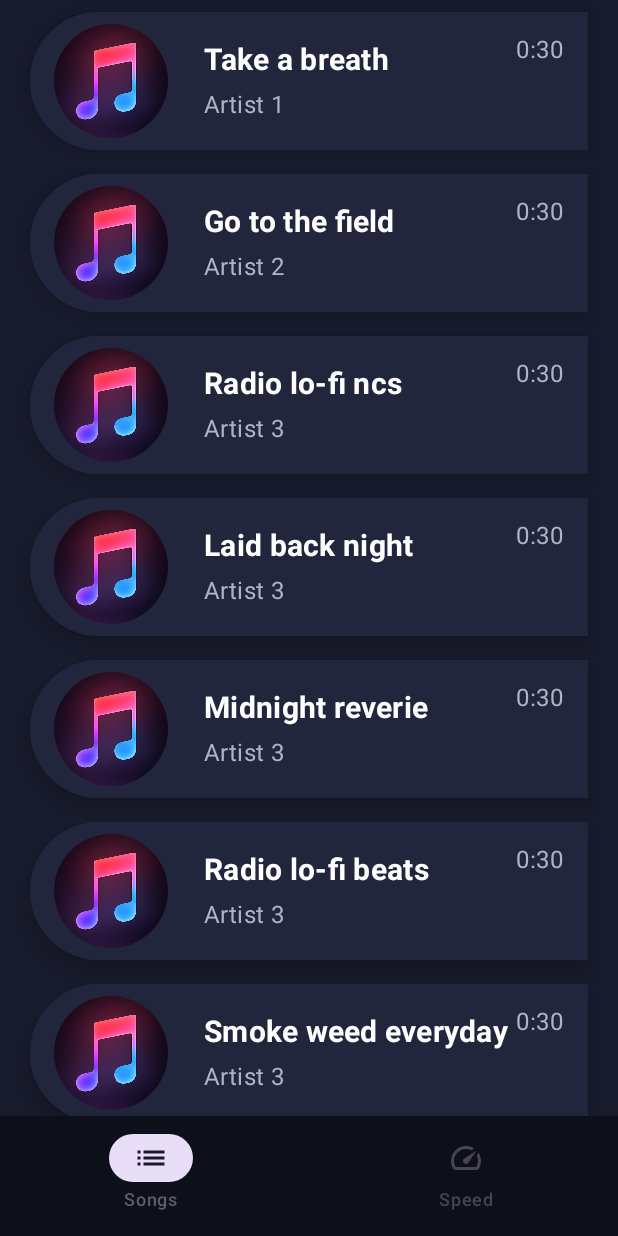
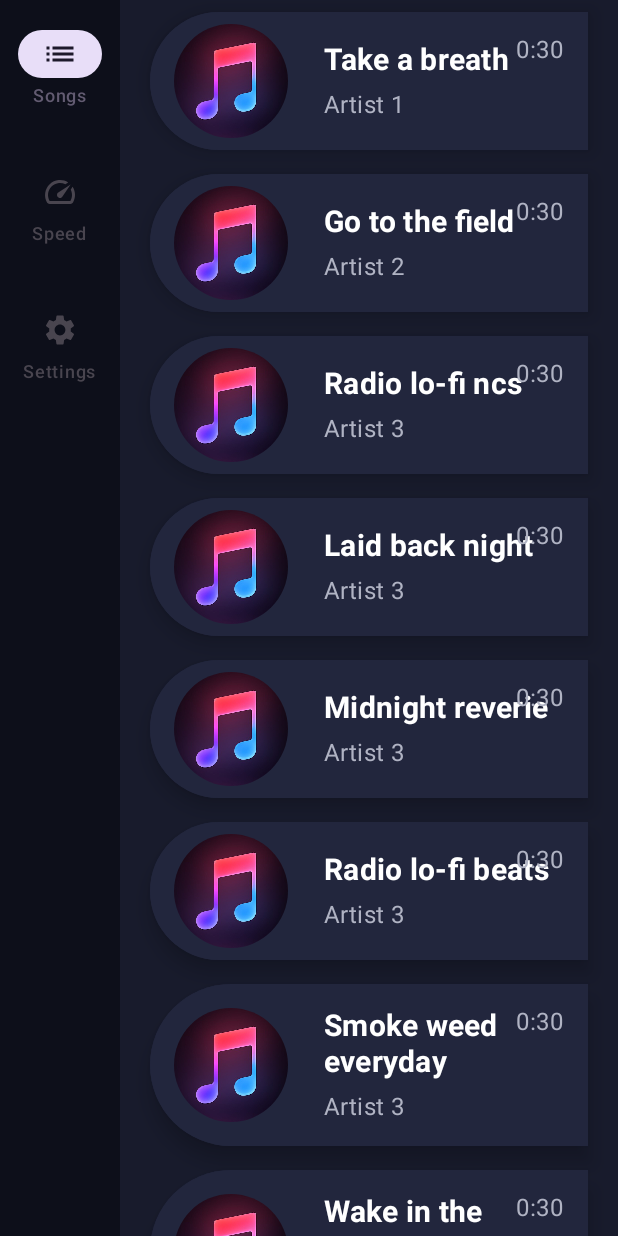
Before and after one commit to Typhlosion-afk/ComposeMediaPlayer, an Android app built with Jetpack Compose: the screen it shows after launch (MainActivity), on a phone screen of 412 x 824 dp. Run offline under Robolectric (Android 15) with nearby library versions, the phone set to English and light mode, and no system bars; our stand-ins replace Dagger/Hilt's generated code, livedata-compose; network calls fail.

Commit message:
Pre setup for setting screen

```diff
--- a/automotive/src/main/java/com/example/composemediaplayer/core/Utils.kt
+++ b/automotive/src/main/java/com/example/composemediaplayer/core/Utils.kt
@@ -1,6 +1,12 @@
 package com.example.composemediaplayer.core
 
 import android.annotation.SuppressLint
+
+object AppDestinations {
+    const val SPEEDOMETER_ROUTE = "speedometer"
+    const val SETTINGS_ROUTE = "settings"
+    const val NOW_PLAYING_ROUTE = "nowPlaying"
+}
 
 @SuppressLint("DefaultLocale")
 fun Long.toTimeString(): String {
--- a/automotive/src/main/java/com/example/composemediaplayer/ui/MainActivity.kt
+++ b/automotive/src/main/java/com/example/composemediaplayer/ui/MainActivity.kt
@@ -7,18 +7,22 @@ import androidx.activity.ComponentActivity
 import androidx.activity.compose.setContent
 import androidx.activity.result.contract.ActivityResultContracts
 import androidx.activity.viewModels
+import androidx.compose.foundation.layout.Row
+import androidx.compose.foundation.layout.fillMaxHeight
 import androidx.compose.foundation.layout.padding
 import androidx.compose.material3.Icon
 import androidx.compose.material3.MaterialTheme
-import androidx.compose.material3.NavigationBar
-import androidx.compose.material3.NavigationBarItem
+import androidx.compose.material3.NavigationRail
+import androidx.compose.material3.NavigationRailItem
 import androidx.compose.material3.Scaffold
+import androidx.compose.material3.Surface
 import androidx.compose.material3.Text
 import androidx.compose.runtime.Composable
 import androidx.compose.runtime.getValue
 import androidx.compose.ui.Modifier
 import androidx.compose.ui.graphics.Color
 import androidx.compose.ui.res.colorResource
+import androidx.compose.ui.unit.dp
 import androidx.core.content.ContextCompat
 import androidx.navigation.NavGraph.Companion.findStartDestination
 import androidx.navigation.NavHostController
@@ -27,9 +31,11 @@ import androidx.navigation.compose.composable
 import androidx.navigation.compose.currentBackStackEntryAsState
 import androidx.navigation.compose.rememberNavController
 import com.example.composemediaplayer.R
+import com.example.composemediaplayer.core.AppDestinations
 import com.example.composemediaplayer.ui.childview.BottomNavItem
 import com.example.composemediaplayer.ui.screen.NowPlayingScreen
 import com.example.composemediaplayer.ui.screen.SongListScreen
+import com.example.composemediaplayer.ui.screen.setting.SettingsScreen
 import com.example.composemediaplayer.ui.screen.speed.SpeedometerScreen
 import com.example.composemediaplayer.ui.screen.speed.VehicleStatusViewModel
 import dagger.hilt.android.AndroidEntryPoint
@@ -49,21 +55,24 @@ class MainActivity : ComponentActivity() {
         setContent {
             MaterialTheme {
                 val navController = rememberNavController()
-                val bottomNavItems = listOf(
+                val navItems = listOf(
                     BottomNavItem.SongList,
                     BottomNavItem.Speedometer,
+                    BottomNavItem.Setting,
                 )
-                Scaffold(
-                    containerColor = Color.Transparent,
-                    bottomBar = {
+
+                Surface(color = Color.Transparent) {
+                    Row {
                         val navBackStackEntry by navController.currentBackStackEntryAsState()
                         val currentRoute = navBackStackEntry?.destination?.route
-                        if (currentRoute in bottomNavItems.map { it.route }) {
-                            NavigationBar(
+
+                        NavigationRail(
+                            modifier = Modifier.fillMaxHeight(),
                             containerColor = colorResource(id = R.color.bottom_bar_color)
                         ) {
-                                bottomNavItems.forEach { screen ->
-                                    NavigationBarItem(
+                            navItems.forEach { screen ->
+                                NavigationRailItem(
+                                    modifier = Modifier.padding(vertical = 16.dp),
                                     icon = { Icon(screen.icon, contentDescription = screen.title) },
                                     label = { Text(screen.title) },
                                     selected = currentRoute == screen.route,
@@ -79,14 +88,12 @@ class MainActivity : ComponentActivity() {
                                 )
                             }
                         }
-                        }
-                    }
-                ) { innerPadding ->
+
                         AppNavHost(
                             navController = navController,
                             viewModel = viewModel,
-                        modifier = Modifier.padding(innerPadding)
                         )
+                    }
                 }
             }
         }
@@ -106,16 +113,21 @@ class MainActivity : ComponentActivity() {
             composable(BottomNavItem.SongList.route) {
                 SongListScreen(viewModel = viewModel) { song ->
                     viewModel.playSong(song)
-                    navController.navigate("nowPlaying")
+                    navController.navigate(AppDestinations.NOW_PLAYING_ROUTE)
                 }
             }
-            composable(BottomNavItem.Speedometer.route) {
+            composable(AppDestinations.SPEEDOMETER_ROUTE) {
                 SpeedometerScreen(vehicleStatusViewModel)
             }
 
-            // Other destinations
-            composable("nowPlaying") {
-                NowPlayingScreen(viewModel = viewModel) {
+            composable(AppDestinations.SETTINGS_ROUTE) {
+                SettingsScreen()
+            }
+
+            composable(AppDestinations.NOW_PLAYING_ROUTE) {
+                NowPlayingScreen(
+                    viewModel = viewModel
+                ) {
                     navController.popBackStack()
                 }
             }
--- a/automotive/src/main/java/com/example/composemediaplayer/ui/childview/BottomNavItem.kt
+++ b/automotive/src/main/java/com/example/composemediaplayer/ui/childview/BottomNavItem.kt
@@ -2,10 +2,13 @@ package com.example.composemediaplayer.ui.childview
 
 import androidx.compose.material.icons.Icons
 import androidx.compose.material.icons.filled.List
+import androidx.compose.material.icons.filled.Settings
 import androidx.compose.material.icons.filled.Speed
 import androidx.compose.ui.graphics.vector.ImageVector
 
 sealed class BottomNavItem(val route: String, val title: String, val icon: ImageVector) {
     object SongList : BottomNavItem("song_list", "Songs", Icons.Default.List)
     object Speedometer : BottomNavItem("speedometer", "Speed", Icons.Default.Speed)
+    object Setting : BottomNavItem("settings", "Settings", Icons.Default.Settings)
+
 }
--- a/automotive/src/main/java/com/example/composemediaplayer/ui/screen/NowPlayingScreen.kt
+++ b/automotive/src/main/java/com/example/composemediaplayer/ui/screen/NowPlayingScreen.kt
@@ -54,6 +54,7 @@ import com.example.composemediaplayer.ui.MainViewModel
 
 @Composable
 fun NowPlayingScreen(
+    modifier: Modifier = Modifier,
     viewModel: MainViewModel,
     onBack: () -> Unit
 ) {
```
Also changed, not shown: automotive/src/main/java/com/example/composemediaplayer/ui/screen/setting/SettingsScreen.kt (added, +67 -0 lines), automotive/src/main/res/values/colors.xml (+8 -26 lines). Lines whose indentation alone changed are shown as unchanged.
